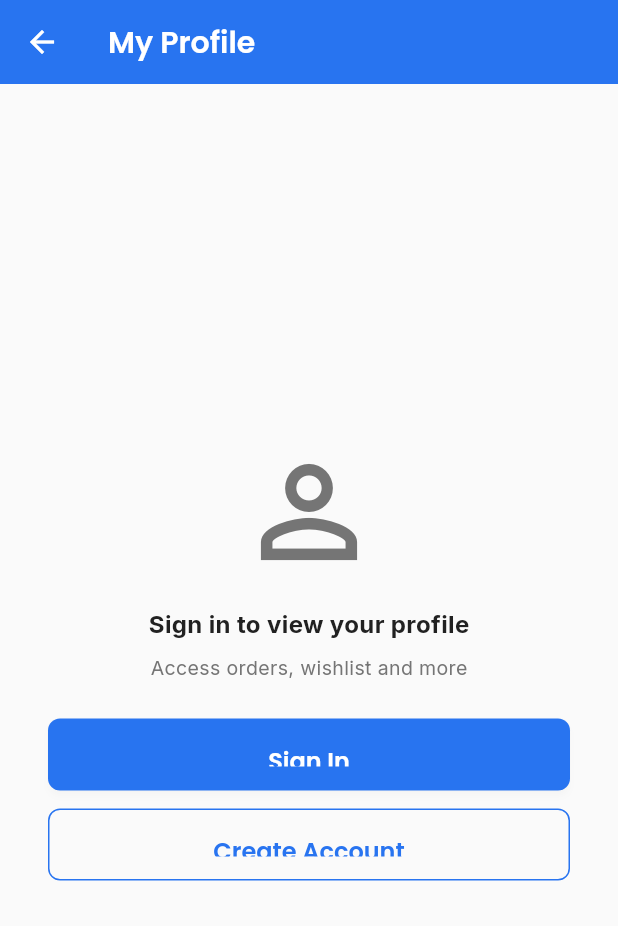
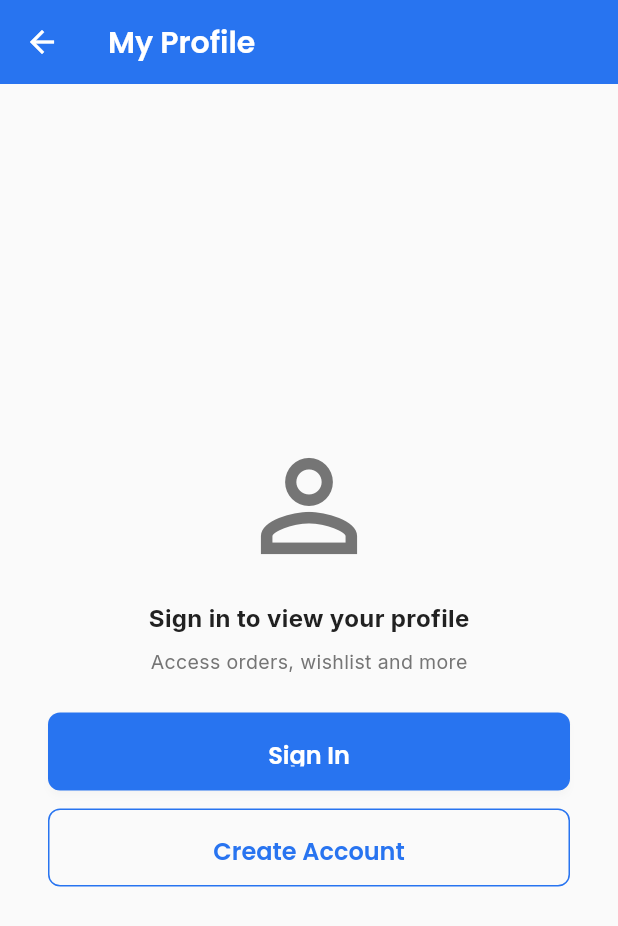
Before and after one commit to VishalPrajapatiBacancy/shophub-ecommerce, a Flutter app: the ProfileScreen screen opened by its route, on a phone screen of 412 x 824 dp. Shown: the top 926 px of the screen. Run offline on Flutter 3.47's test engine with Material 3 defaults, Android fonts, the phone set to English and light mode, and no system bars; our stand-ins replace animated_text_kit, auto_route, cached_network_image, confetti, flutter_animate, google_fonts and 3 more; accounts and stored records are empty; network calls fail.

Commit message:
Fix button text clipping across all screens
- Product card buttons: 34 → 38px (home, search, wishlist, product list)
- Action buttons: 48 → 52px (cart, checkout, order success, order detail, profile, address)

Co-Authored-By: Claude Opus 4.6 <noreply@anthropic.com>

```diff
--- a/e_commerce/lib/screens/address/address_management_screen.dart
+++ b/e_commerce/lib/screens/address/address_management_screen.dart
@@ -201,7 +201,7 @@ class _AddressManagementScreenState extends State<AddressManagementScreen> {
                   const SizedBox(height: 12),
                   SizedBox(
                     width: double.infinity,
-                    height: 48,
+                    height: 52,
                     child: ElevatedButton(
                       onPressed: () async {
                         if (!formKey.currentState!.validate()) return;
--- a/e_commerce/lib/screens/cart/cart_screen.dart
+++ b/e_commerce/lib/screens/cart/cart_screen.dart
@@ -116,7 +116,7 @@ class CartScreen extends StatelessWidget {
           const SizedBox(height: 12),
           SizedBox(
             width: double.infinity,
-            height: 48,
+            height: 52,
             child: ElevatedButton(
               onPressed: () => context.router.push(const CheckoutRoute()),
               style: ElevatedButton.styleFrom(
--- a/e_commerce/lib/screens/checkout/checkout_screen.dart
+++ b/e_commerce/lib/screens/checkout/checkout_screen.dart
@@ -314,7 +314,7 @@ class _CheckoutScreenState extends State<CheckoutScreen> {
       padding: const EdgeInsets.fromLTRB(16, 12, 16, 24),
       child: Consumer<OrderProvider>(
         builder: (ctx, order, _) => SizedBox(
-          height: 48,
+          height: 52,
           child: ElevatedButton(
             onPressed: order.isPlacing
                 ? null
@@ -404,7 +404,7 @@ class _CheckoutScreenState extends State<CheckoutScreen> {
                   const SizedBox(height: 12),
                   SizedBox(
                     width: double.infinity,
-                    height: 48,
+                    height: 52,
                     child: ElevatedButton(
                       onPressed: () async {
                         if (!formKey.currentState!.validate()) return;
--- a/e_commerce/lib/screens/checkout/order_success_screen.dart
+++ b/e_commerce/lib/screens/checkout/order_success_screen.dart
@@ -133,7 +133,7 @@ class _OrderSuccessScreenState extends State<OrderSuccessScreen> with SingleTick
                   const SizedBox(height: 40),
                   SizedBox(
                     width: double.infinity,
-                    height: 48,
+                    height: 52,
                     child: ElevatedButton(
                       onPressed: () => context.router.replace(const HomeRoute()),
                       style: ElevatedButton.styleFrom(
@@ -150,7 +150,7 @@ class _OrderSuccessScreenState extends State<OrderSuccessScreen> with SingleTick
                   const SizedBox(height: 12),
                   SizedBox(
                     width: double.infinity,
-                    height: 48,
+                    height: 52,
                     child: OutlinedButton(
                       onPressed: () => context.router.push(OrderDetailRoute(orderId: widget.orderId)),
                       style: OutlinedButton.styleFrom(
--- a/e_commerce/lib/screens/home/home_screen.dart
+++ b/e_commerce/lib/screens/home/home_screen.dart
@@ -577,7 +577,7 @@ class _ProductCard extends StatelessWidget {
                   const SizedBox(height: 6),
                   SizedBox(
                     width: double.infinity,
-                    height: 34,
+                    height: 38,
                     child: Consumer<CartProvider>(
                       builder: (ctx, cart, _) {
                         final inCart = cart.hasItem(product.id);
--- a/e_commerce/lib/screens/orders/order_detail_screen.dart
+++ b/e_commerce/lib/screens/orders/order_detail_screen.dart
@@ -275,7 +275,7 @@ class _OrderDetailScreenState extends State<OrderDetailScreen> {
     return Consumer<OrderProvider>(
       builder: (ctx, provider, _) => SizedBox(
         width: double.infinity,
-        height: 48,
+        height: 52,
         child: OutlinedButton(
           onPressed: () async {
             final confirm = await showDialog<bool>(
--- a/e_commerce/lib/screens/products/product_list_screen.dart
+++ b/e_commerce/lib/screens/products/product_list_screen.dart
@@ -363,7 +363,7 @@ class _ProductCard extends StatelessWidget {
                   const SizedBox(height: 6),
                   SizedBox(
                     width: double.infinity,
-                    height: 34,
+                    height: 38,
                     child: Consumer<CartProvider>(
                       builder: (ctx, cart, _) {
                         final inCart = cart.hasItem(product.id);
--- a/e_commerce/lib/screens/profile/profile_screen.dart
+++ b/e_commerce/lib/screens/profile/profile_screen.dart
@@ -132,7 +132,7 @@ class ProfileScreen extends StatelessWidget {
             const SizedBox(height: 24),
             SizedBox(
               width: double.infinity,
-              height: 48,
+              height: 52,
               child: ElevatedButton(
                 onPressed: () => context.router.push(const SignInRoute()),
                 style: ElevatedButton.styleFrom(
@@ -146,7 +146,7 @@ class ProfileScreen extends StatelessWidget {
             const SizedBox(height: 12),
             SizedBox(
               width: double.infinity,
-              height: 48,
+              height: 52,
               child: OutlinedButton(
                 onPressed: () => context.router.push(const SignUpRoute()),
                 style: OutlinedButton.styleFrom(
--- a/e_commerce/lib/screens/search/search_screen.dart
+++ b/e_commerce/lib/screens/search/search_screen.dart
@@ -324,7 +324,7 @@ class _ProductCard extends StatelessWidget {
                   const SizedBox(height: 6),
                   SizedBox(
                     width: double.infinity,
-                    height: 34,
+                    height: 38,
                     child: Consumer<CartProvider>(
                       builder: (ctx, cart, _) {
                         final inCart = cart.hasItem(product.id);
--- a/e_commerce/lib/screens/wishlist/wishlist_screen.dart
+++ b/e_commerce/lib/screens/wishlist/wishlist_screen.dart
@@ -188,7 +188,7 @@ class _WishlistCard extends StatelessWidget {
                 const SizedBox(height: 6),
                 SizedBox(
                   width: double.infinity,
-                  height: 34,
+                  height: 38,
                   child: Consumer<CartProvider>(
                     builder: (ctx, cart, _) {
                       final inCart = cart.hasItem(product.id);
```
